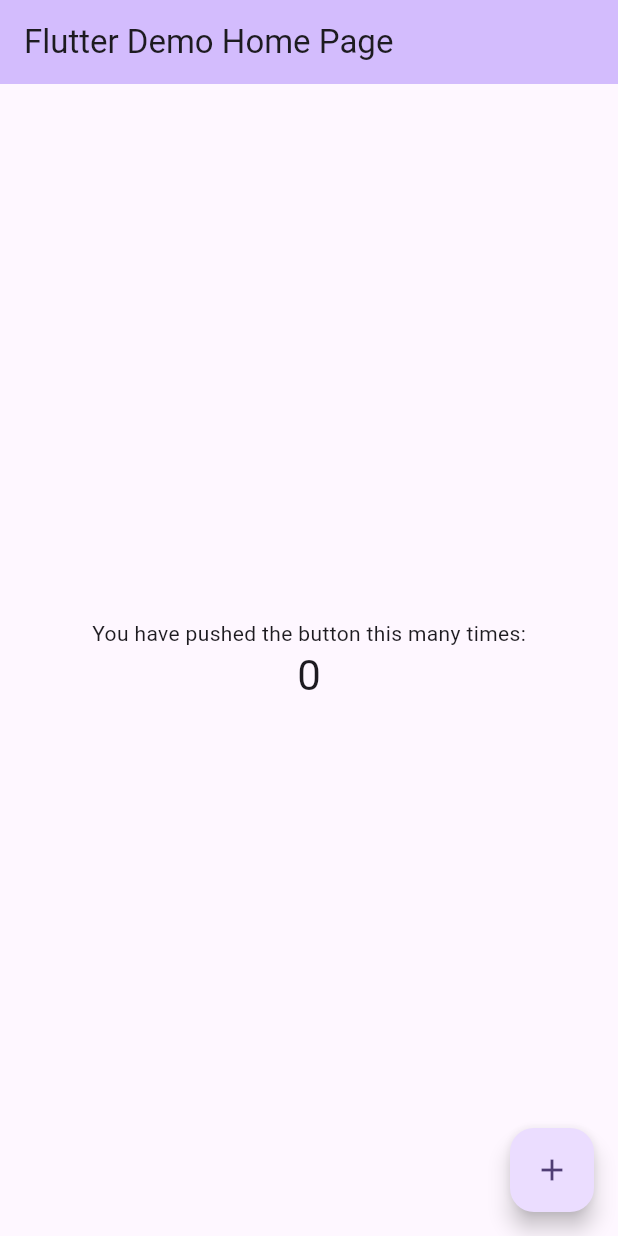
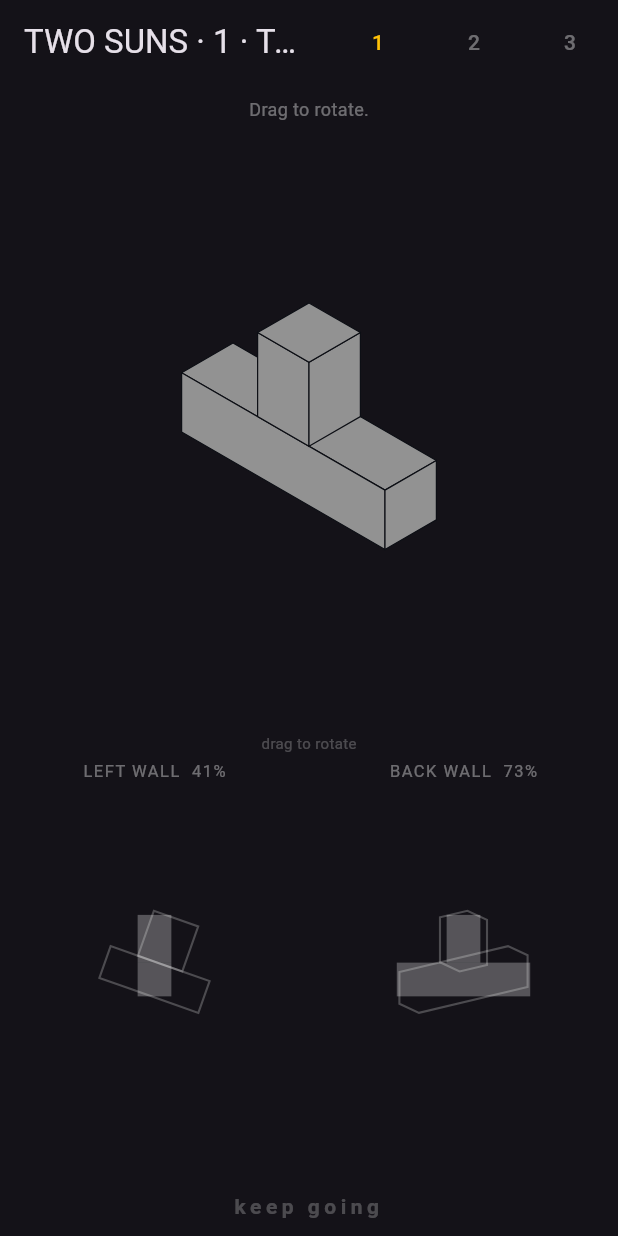
Before and after one commit to jhereeDev/intwolight, a Flutter app: the screen it shows after launch, on a phone screen of 412 x 824 dp. Run offline on Flutter 3.47's test engine with Material 3 defaults, Android fonts, the phone set to English and light mode, and no system bars.

Commit message:
M0: dual-shadow projection, IoU scoring, three puzzles
The kill-gate build. Ugly on purpose — three flat panels, a slider and two
numbers, existing only to answer whether fixing one shadow breaks the other.

Both lights travel along a world axis, so projection onto each wall is a
coordinate drop rather than a ray-plane solve. Shadow of a convex box is the
convex hull of its projected corners; overlaps resolve in the raster union.

Dropped clipper2 from the plan: IoU on a 64x64 occupancy grid unions every
hull for free and removes an unverified dependency. Ceiling noted in geom.dart.

Levels are authored as a solved pose and the targets derived from it, so every
puzzle is solvable by construction. Tests assert exactly that, plus that no
level opens already solved.

Co-Authored-By: Claude Opus 5 (1M context) <noreply@anthropic.com>

```diff
--- /dev/null
+++ b/lib/geom.dart
@@ -0,0 +1,122 @@
+import 'dart:math' as math;
+import 'dart:typed_data';
+
+class V3 {
+  const V3(this.x, this.y, this.z);
+  final double x, y, z;
+
+  V3 operator +(V3 o) => V3(x + o.x, y + o.y, z + o.z);
+  V3 operator -(V3 o) => V3(x - o.x, y - o.y, z - o.z);
+  double dot(V3 o) => x * o.x + y * o.y + z * o.z;
+  V3 cross(V3 o) =>
+      V3(y * o.z - z * o.y, z * o.x - x * o.z, x * o.y - y * o.x);
+}
+
+class V2 {
+  const V2(this.x, this.y);
+  final double x, y;
+
+  @override
+  String toString() => '(${x.toStringAsFixed(2)}, ${y.toStringAsFixed(2)})';
+}
+
+/// Yaw about Y, then pitch about X.
+///
+/// ponytail: two euler angles, not a quaternion arcball. Gimbal lock needs
+/// pitch = ±90°, which the UI clamps away from. Upgrade to quaternions only
+/// if the clamp starts to feel like a wall.
+V3 rotateYawPitch(V3 v, double yaw, double pitch) {
+  final cy = math.cos(yaw), sy = math.sin(yaw);
+  final x1 = v.x * cy + v.z * sy;
+  final z1 = -v.x * sy + v.z * cy;
+  final cp = math.cos(pitch), sp = math.sin(pitch);
+  return V3(x1, v.y * cp - z1 * sp, v.y * sp + z1 * cp);
+}
+
+/// Rotation about the world X axis through the origin — the hinge.
+V3 rotateX(V3 v, double a) {
+  final c = math.cos(a), s = math.sin(a);
+  return V3(v.x, v.y * c - v.z * s, v.y * s + v.z * c);
+}
+
+// Both lights travel along a world axis (-X for the left wall, -Z for the
+// back wall), so projection onto each wall is a coordinate drop. Exact, and
+// free. Angled lights would need the full ray-plane solve; they don't earn it.
+V2 toWallA(V3 v) => V2(v.z, v.y); // left wall, lit along -X
+V2 toWallB(V3 v) => V2(v.x, v.y); // back wall, lit along -Z
+
+/// Andrew monotone chain. Returns the hull counter-clockwise.
+List<V2> convexHull(List<V2> pts) {
+  if (pts.length < 3) return List.of(pts);
+  final p = List.of(pts)
+    ..sort((a, b) => a.x == b.x ? a.y.compareTo(b.y) : a.x.compareTo(b.x));
+
+  double cross(V2 o, V2 a, V2 b) =>
+      (a.x - o.x) * (b.y - o.y) - (a.y - o.y) * (b.x - o.x);
+
+  List<V2> half(Iterable<V2> src) {
+    final out = <V2>[];
+    for (final q in src) {
+      while (out.length >= 2 &&
+          cross(out[out.length - 2], out.last, q) <= 0) {
+        out.removeLast();
+      }
+      out.add(q);
+    }
+    out.removeLast();
+    return out;
+  }
+
+  return [...half(p), ...half(p.reversed)];
+}
+
+/// Point-in-hull for a counter-clockwise hull: inside means left of every edge.
+bool insideHull(List<V2> h, double x, double y) {
+  for (var i = 0; i < h.length; i++) {
+    final a = h[i], b = h[(i + 1) % h.length];
+    if ((b.x - a.x) * (y - a.y) - (b.y - a.y) * (x - a.x) < 0) return false;
+  }
+  return true;
+}
+
+/// Occupancy grid over [-half, half]².
+///
+/// ponytail: raster IoU instead of polygon booleans. Unions come free — every
+/// hull draws into one grid — and it drops the clipper2 dependency along with
+/// its unverified API. Ceiling: cells are ~1/64 of the window, so scores are
+/// quantised at roughly ±0.01. That is far inside the 0.92 solve threshold.
+/// Raise [n] or move to real polygon booleans only if scoring needs to be
+/// finer than the eye can see.
+class Mask {
+  Mask(this.n) : bits = Uint8List(n * n);
+  final int n;
+  final Uint8List bits;
+}
+
+Mask rasterize(List<List<V2>> hulls, {double half = 2.0, int n = 64}) {
+  final m = Mask(n);
+  final step = 2 * half / n;
+  for (var j = 0; j < n; j++) {
+    final y = -half + (j + 0.5) * step;
+    for (var i = 0; i < n; i++) {
+      final x = -half + (i + 0.5) * step;
+      for (final h in hulls) {
+        if (h.length >= 3 && insideHull(h, x, y)) {
+          m.bits[j * n + i] = 1;
+          break;
+        }
+      }
+    }
+  }
+  return m;
+}
+
+double iou(Mask a, Mask b) {
+  var inter = 0, union = 0;
+  for (var i = 0; i < a.bits.length; i++) {
+    final p = a.bits[i] != 0, q = b.bits[i] != 0;
+    if (p && q) inter++;
+    if (p || q) union++;
+  }
+  return union == 0 ? 0 : inter / union;
+}
--- /dev/null
+++ b/lib/level.dart
@@ -0,0 +1,133 @@
+import 'geom.dart';
+
+/// Solved when both walls reach this. Tune against real play in M0 — too tight
+/// is frustrating, too loose is trivial.
+const double kSolveThreshold = 0.92;
+
+class Box {
+  const Box({required this.center, required this.half, this.hinged = false});
+  final V3 center;
+  final V3 half;
+
+  /// Hinged boxes swing about the world X axis through the origin.
+  final bool hinged;
+
+  static const _signs = [
+    [-1, -1, -1], [-1, -1, 1], [-1, 1, -1], [-1, 1, 1], //
+    [1, -1, -1], [1, -1, 1], [1, 1, -1], [1, 1, 1],
+  ];
+
+  /// Faces as corner indices, wound counter-clockwise seen from outside.
+  static const faces = [
+    [0, 1, 3, 2], [4, 6, 7, 5], [0, 4, 5, 1], //
+    [2, 3, 7, 6], [0, 2, 6, 4], [1, 5, 7, 3],
+  ];
+
+  List<V3> corners() => [
+        for (final s in _signs)
+          V3(center.x + s[0] * half.x, center.y + s[1] * half.y,
+              center.z + s[2] * half.z),
+      ];
+}
+
+class Pose {
+  const Pose(this.yaw, this.pitch, this.hinge);
+  final double yaw, pitch, hinge;
+}
+
+class Level {
+  const Level({
+    required this.name,
+    required this.hint,
+    required this.boxes,
+    required this.solution,
+  });
+
+  final String name;
+  final String hint;
+  final List<Box> boxes;
+
+  /// The target silhouettes are the shadows cast at this pose, so every level
+  /// is solvable by construction and needs no separately authored artwork.
+  final Pose solution;
+
+  bool get hasHinge => boxes.any((b) => b.hinged);
+}
+
+/// One box's corners in world space at [p].
+List<List<V3>> worldCorners(Level lv, Pose p) => [
+      for (final b in lv.boxes)
+        [
+          for (final c in b.corners())
+            rotateYawPitch(b.hinged ? rotateX(c, p.hinge) : c, p.yaw, p.pitch),
+        ],
+    ];
+
+/// Per-box shadow hulls on each wall. Overlaps are resolved by the raster
+/// union in [rasterize], so these stay independent.
+List<List<V2>> shadows(List<List<V3>> world, V2 Function(V3) project) =>
+    [for (final cs in world) convexHull([for (final c in cs) project(c)])];
+
+class Score {
+  const Score(this.a, this.b);
+  final double a, b;
+  bool get solved => a >= kSolveThreshold && b >= kSolveThreshold;
+}
+
+class LevelRuntime {
+  LevelRuntime(this.level)
+      : _targetA = rasterize(
+            shadows(worldCorners(level, level.solution), toWallA)),
+        _targetB = rasterize(
+            shadows(worldCorners(level, level.solution), toWallB));
+
+  final Level level;
+  final Mask _targetA, _targetB;
+
+  List<List<V2>> targetHullsA() =>
+      shadows(worldCorners(level, level.solution), toWallA);
+  List<List<V2>> targetHullsB() =>
+      shadows(worldCorners(level, level.solution), toWallB);
+
+  Score score(Pose p) {
+    final w = worldCorners(level, p);
+    return Score(
+      iou(rasterize(shadows(w, toWallA)), _targetA),
+      iou(rasterize(shadows(w, toWallB)), _targetB),
+    );
+  }
+}
+
+/// Three puzzles, one new idea each: rotation, harder rotation, then the hinge.
+/// That third one is the gate — if it isn't more *interesting* than the first,
+/// and not merely fiddlier, the project stops. See status.md.
+const levels = <Level>[
+  Level(
+    name: '1 · Tee',
+    hint: 'Drag to rotate.',
+    boxes: [
+      Box(center: V3(0, 0, 0), half: V3(0.95, 0.24, 0.24)),
+      Box(center: V3(0, 0.58, 0), half: V3(0.24, 0.34, 0.24)),
+    ],
+    solution: Pose(0.62, 0.34, 0),
+  ),
+  Level(
+    name: '2 · Step',
+    hint: 'Both shadows, at once.',
+    boxes: [
+      Box(center: V3(-0.52, -0.52, 0.1), half: V3(0.3, 0.3, 0.3)),
+      Box(center: V3(0, 0, 0), half: V3(0.3, 0.3, 0.3)),
+      Box(center: V3(0.52, 0.52, -0.1), half: V3(0.3, 0.3, 0.3)),
+    ],
+    solution: Pose(-0.88, 0.42, 0),
+  ),
+  Level(
+    name: '3 · Hinge',
+    hint: 'The upper arm folds.',
+    boxes: [
+      Box(center: V3(0, -0.42, 0), half: V3(0.72, 0.2, 0.2)),
+      Box(center: V3(0, 0.42, 0), half: V3(0.72, 0.2, 0.2), hinged: true),
+    ],
+    solution: Pose(0.52, -0.36, 0.85),
+  ),
+];
--- a/lib/main.dart
+++ b/lib/main.dart
@@ -1,122 +1,276 @@
+import 'dart:math' as math;
 import 'package:flutter/material.dart';
 
-void main() {
-  runApp(const MyApp());
+import 'geom.dart';
+import 'level.dart';
+
+// M0 — the kill gate. Deliberately ugly: three flat panels, a slider, and two
+// numbers. The only question this build exists to answer is whether making one
+// shadow right actually breaks the other. None of this is the real interface.
+
+void main() => runApp(const TwoSunsApp());
+
+class TwoSunsApp extends StatelessWidget {
+  const TwoSunsApp({super.key});
+
+  @override
+  Widget build(BuildContext context) => MaterialApp(
+        title: 'TWO SUNS',
+        debugShowCheckedModeBanner: false,
+        theme: ThemeData.dark(useMaterial3: true),
+        home: const GateScreen(),
+      );
 }
 
-class MyApp extends StatelessWidget {
-  const MyApp({super.key});
+class GateScreen extends StatefulWidget {
+  const GateScreen({super.key});
 
-  // This widget is the root of your application.
+  @override
+  State<GateScreen> createState() => _GateScreenState();
+}
+
+class _GateScreenState extends State<GateScreen> {
+  int _index = 0;
+  Pose _pose = const Pose(0, 0, 0);
+  late LevelRuntime _rt = LevelRuntime(levels[0]);
+
+  void _load(int i) => setState(() {
+        _index = i;
+        _rt = LevelRuntime(levels[i]);
+        _pose = const Pose(0, 0, 0);
+      });
+
   @override
   Widget build(BuildContext context) {
-    return MaterialApp(
-      title: 'Flutter Demo',
-      theme: ThemeData(
-        // This is the theme of your application.
-        //
-        // TRY THIS: Try running your application with "flutter run". You'll see
-        // the application has a purple toolbar. Then, without quitting the app,
-        // try changing the seedColor in the colorScheme below to Colors.green
-        // and then invoke "hot reload" (save your changes or press the "hot
-        // reload" button in a Flutter-supported IDE, or press "r" if you used
-        // the command line to start the app).
-        //
-        // Notice that the counter didn't reset back to zero; the application
-        // state is not lost during the reload. To reset the state, use hot
-        // restart instead.
-        //
-        // This works for code too, not just values: Most code changes can be
-        // tested with just a hot reload.
-        colorScheme: .fromSeed(seedColor: Colors.deepPurple),
+    final lv = levels[_index];
+    final world = worldCorners(lv, _pose);
+    final score = _rt.score(_pose);
+
+    return Scaffold(
+      appBar: AppBar(
+        title: Text('TWO SUNS · ${lv.name}'),
+        actions: [
+          for (var i = 0; i < levels.length; i++)
+            TextButton(
+              onPressed: () => _load(i),
+              child: Text('${i + 1}',
+                  style: TextStyle(
+                      color: i == _index ? Colors.amber : Colors.white38)),
+            ),
+        ],
       ),
-      home: const MyHomePage(title: 'Flutter Demo Home Page'),
+      body: Column(
+        children: [
+          Padding(
+            padding: const EdgeInsets.all(8),
+            child: Text(lv.hint,
+                style: const TextStyle(color: Colors.white38, fontSize: 12)),
+          ),
+          Expanded(
+            flex: 3,
+            child: GestureDetector(
+              onPanUpdate: (d) => setState(() => _pose = Pose(
+                    _pose.yaw + d.delta.dx * 0.012,
+                    (_pose.pitch + d.delta.dy * 0.012).clamp(-1.4, 1.4),
+                    _pose.hinge,
+                  )),
+              child: CustomPaint(
+                size: Size.infinite,
+                painter: SolidPainter(world),
+                child: const Align(
+                  alignment: Alignment.bottomCenter,
+                  child: Padding(
+                    padding: EdgeInsets.only(bottom: 4),
+                    child: Text('drag to rotate',
+                        style: TextStyle(color: Colors.white24, fontSize: 10)),
+                  ),
+                ),
+              ),
+            ),
+          ),
+          Expanded(
+            flex: 2,
+            child: Row(
+              children: [
+                Expanded(
+                  child: _WallPanel(
+                    label: 'LEFT WALL',
+                    value: score.a,
+                    target: _rt.targetHullsA(),
+                    current: shadows(world, toWallA),
+                  ),
+                ),
+                Expanded(
+                  child: _WallPanel(
+                    label: 'BACK WALL',
+                    value: score.b,
+                    target: _rt.targetHullsB(),
+                    current: shadows(world, toWallB),
+                  ),
+                ),
+              ],
+            ),
+          ),
+          if (lv.hasHinge)
+            Slider(
+              value: _pose.hinge,
+              min: -1.6,
+              max: 1.6,
+              onChanged: (v) =>
+                  setState(() => _pose = Pose(_pose.yaw, _pose.pitch, v)),
+            ),
+          Container(
+            width: double.infinity,
+            color: score.solved ? Colors.amber : Colors.transparent,
+            padding: const EdgeInsets.symmetric(vertical: 10),
+            child: Text(
+              score.solved ? 'SOLVED' : 'keep going',
+              textAlign: TextAlign.center,
+              style: TextStyle(
+                color: score.solved ? Colors.black : Colors.white24,
+                fontWeight: FontWeight.bold,
+                letterSpacing: 3,
+              ),
+            ),
+          ),
+        ],
+      ),
     );
   }
 }
 
-class MyHomePage extends StatefulWidget {
-  const MyHomePage({super.key, required this.title});
+class _WallPanel extends StatelessWidget {
+  const _WallPanel({
+    required this.label,
+    required this.value,
+    required this.target,
+    required this.current,
+  });
 
-  // This widget is the home page of your application. It is stateful, meaning
-  // that it has a State object (defined below) that contains fields that affect
-  // how it looks.
-
-  // This class is the configuration for the state. It holds the values (in this
-  // case the title) provided by the parent (in this case the App widget) and
-  // used by the build method of the State. Fields in a Widget subclass are
-  // always marked "final".
-
-  final String title;
+  final String label;
+  final double value;
+  final List<List<V2>> target, current;
 
   @override
-  State<MyHomePage> createState() => _MyHomePageState();
+  Widget build(BuildContext context) {
+    final hit = value >= kSolveThreshold;
+    return Column(
+      children: [
+        Text('$label  ${(value * 100).toStringAsFixed(0)}%',
+            style: TextStyle(
+                fontSize: 11,
+                color: hit ? Colors.amber : Colors.white38,
+                letterSpacing: 1)),
+        Expanded(
+          child: CustomPaint(
+            size: Size.infinite,
+            painter: ShadowPainter(target: target, current: current, hit: hit),
+          ),
+        ),
+      ],
+    );
+  }
 }
 
-class _MyHomePageState extends State<MyHomePage> {
-  int _counter = 0;
+/// Isometric view of the solid: cull back faces, sort far-to-near, flat shade.
+/// Correct at the 2–3 boxes these levels use; do not generalise it.
+class SolidPainter extends CustomPainter {
+  SolidPainter(this.world);
+  final List<List<V3>> world;
 
-  void _incrementCounter() {
-    setState(() {
-      // This call to setState tells the Flutter framework that something has
-      // changed in this State, which causes it to rerun the build method below
-      // so that the display can reflect the updated values. If we changed
-      // _counter without calling setState(), then the build method would not be
-      // called again, and so nothing would appear to happen.
-      _counter++;
-    });
+  static const _view = V3(0.577, 0.577, 0.577);
+
+  Offset _project(V3 v, Size s, double k) => Offset(
+        s.width / 2 + (v.x - v.z) * 0.866 * k,
+        s.height / 2 + (-v.y + (v.x + v.z) * 0.5) * k,
+      );
+
+  @override
+  void paint(Canvas canvas, Size size) {
+    final k = math.min(size.width, size.height) / 5.0;
+    final faces = <({double depth, Path path, double shade})>[];
+
+    for (final corners in world) {
+      for (final f in Box.faces) {
+        final a = corners[f[0]], b = corners[f[1]], c = corners[f[2]];
+        final n = (b - a).cross(c - a);
+        final lit = n.dot(_view);
+        if (lit <= 0) continue; // back face
+
+        final len = math.sqrt(n.dot(n));
+        final shade = len == 0 ? 0.0 : (lit / len).clamp(0.0, 1.0);
+
+        final path = Path();
+        for (var i = 0; i < f.length; i++) {
+          final p = _project(corners[f[i]], size, k);
+          i == 0 ? path.moveTo(p.dx, p.dy) : path.lineTo(p.dx, p.dy);
+        }
+        path.close();
+
+        var d = 0.0;
+        for (final i in f) {
+          d += corners[i].dot(_view);
+        }
+        faces.add((depth: d / f.length, path: path, shade: shade));
+      }
+    }
+
+    faces.sort((x, y) => x.depth.compareTo(y.depth)); // far first
+    final edge = Paint()
+      ..style = PaintingStyle.stroke
+      ..strokeWidth = 0.8
+      ..color = const Color(0xFF0C0E14);
+    for (final f in faces) {
+      canvas.drawPath(
+          f.path,
+          Paint()
+            ..color = Color.lerp(
+                const Color(0xFF1D2230), const Color(0xFFE8E4DA), f.shade)!);
+      canvas.drawPath(f.path, edge);
+    }
   }
 
   @override
-  Widget build(BuildContext context) {
-    // This method is rerun every time setState is called, for instance as done
-    // by the _incrementCounter method above.
-    //
-    // The Flutter framework has been optimized to make rerunning build methods
-    // fast, so that you can just rebuild anything that needs updating rather
-    // than having to individually change instances of widgets.
-    return Scaffold(
-      appBar: AppBar(
-        // TRY THIS: Try changing the color here to a specific color (to
-        // Colors.amber, perhaps?) and trigger a hot reload to see the AppBar
-        // change color while the other colors stay the same.
-        backgroundColor: Theme.of(context).colorScheme.inversePrimary,
-        // Here we take the value from the MyHomePage object that was created by
-        // the App.build method, and use it to set our appbar title.
-        title: Text(widget.title),
-      ),
-      body: Center(
-        // Center is a layout widget. It takes a single child and positions it
-        // in the middle of the parent.
-        child: Column(
-          // Column is also a layout widget. It takes a list of children and
-          // arranges them vertically. By default, it sizes itself to fit its
-          // children horizontally, and tries to be as tall as its parent.
-          //
-          // Column has various properties to control how it sizes itself and
-          // how it positions its children. Here we use mainAxisAlignment to
-          // center the children vertically; the main axis here is the vertical
-          // axis because Columns are vertical (the cross axis would be
-          // horizontal).
-          //
-          // TRY THIS: Invoke "debug painting" (choose the "Toggle Debug Paint"
-          // action in the IDE, or press "p" in the console), to see the
-          // wireframe for each widget.
-          mainAxisAlignment: .center,
-          children: [
-            const Text('You have pushed the button this many times:'),
-            Text(
-              '$_counter',
-              style: Theme.of(context).textTheme.headlineMedium,
-            ),
-          ],
-        ),
-      ),
-      floatingActionButton: FloatingActionButton(
-        onPressed: _incrementCounter,
-        tooltip: 'Increment',
-        child: const Icon(Icons.add),
-      ),
-    );
+  bool shouldRepaint(SolidPainter old) => true;
+}
+
+class ShadowPainter extends CustomPainter {
+  ShadowPainter(
+      {required this.target, required this.current, required this.hit});
+  final List<List<V2>> target, current;
+  final bool hit;
+
+  Path _path(List<V2> hull, Size s, double k) {
+    final p = Path();
+    for (var i = 0; i < hull.length; i++) {
+      final x = s.width / 2 + hull[i].x * k;
+      final y = s.height / 2 - hull[i].y * k;
+      i == 0 ? p.moveTo(x, y) : p.lineTo(x, y);
+    }
+    return p..close();
   }
+
+  @override
+  void paint(Canvas canvas, Size size) {
+    final k = math.min(size.width, size.height) / 4.4;
+
+    final outline = Paint()
+      ..style = PaintingStyle.stroke
+      ..strokeWidth = 1.4
+      ..color = Colors.white24;
+    for (final h in target) {
+      if (h.length >= 3) canvas.drawPath(_path(h, size, k), outline);
+    }
+
+    final fill = Paint()
+      ..color = hit
+          ? Colors.amber.withValues(alpha: 0.55)
+          : Colors.white.withValues(alpha: 0.28);
+    for (final h in current) {
+      if (h.length >= 3) canvas.drawPath(_path(h, size, k), fill);
+    }
+  }
+
+  @override
+  bool shouldRepaint(ShadowPainter old) => true;
 }
```
Also changed, not shown: 2 other files.
